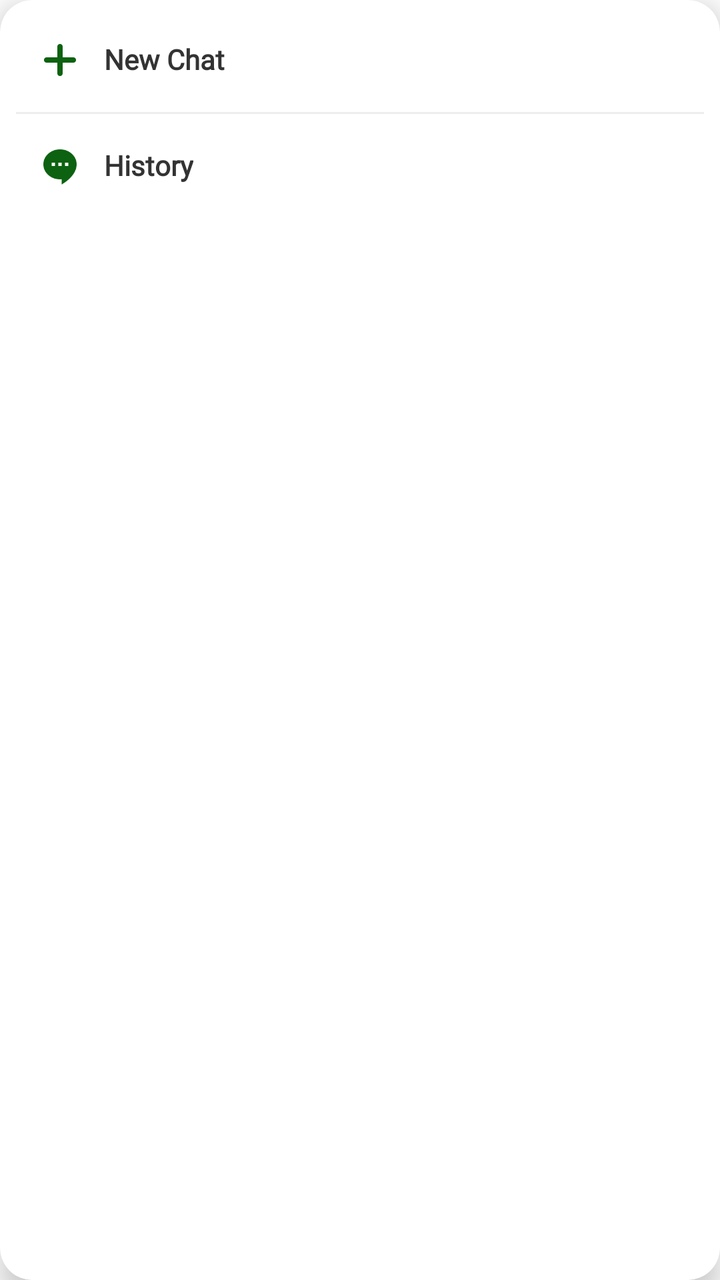
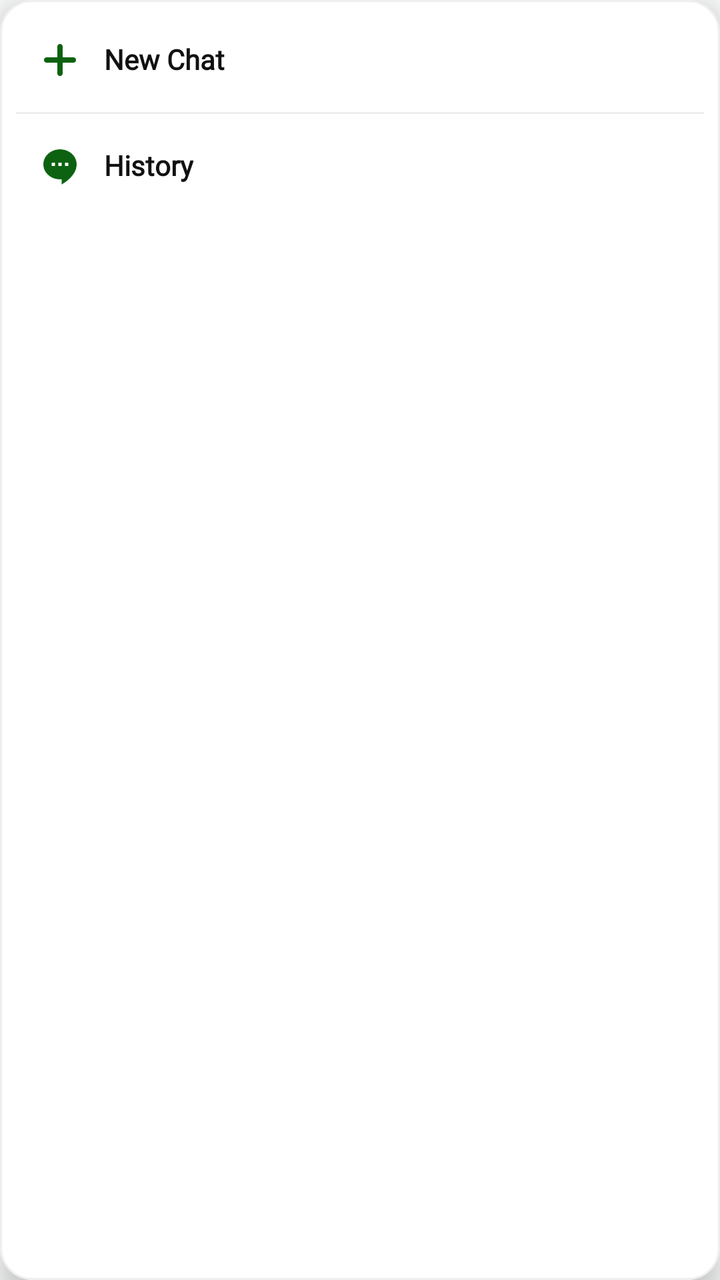

The first picture is an Android layout as it rendered before a commit; the second is the same layout after the commit. The layout source and the unified diff follow.
<!-- AndroidManifest.xml: application theme Theme.SmartGrow -->
<!-- res/layout/layout_custom_dropdown.xml -->
<?xml version="1.0" encoding="utf-8"?>
<com.google.android.material.card.MaterialCardView
    xmlns:android="http://schemas.android.com/apk/res/android"
    xmlns:app="http://schemas.android.com/apk/res-auto"
    android:layout_width="180dp"
    android:layout_height="wrap_content"
    app:cardCornerRadius="16dp"
    app:cardElevation="8dp"
    app:cardBackgroundColor="#FFFFFF"
    app:strokeWidth="0dp">

    <LinearLayout
        android:layout_width="match_parent"
        android:layout_height="wrap_content"
        android:orientation="vertical"
        android:padding="8dp">

        <LinearLayout
            android:id="@+id/item_dropdown_new_chat"
            android:layout_width="match_parent"
            android:layout_height="wrap_content"
            android:orientation="horizontal"
            android:padding="12dp"
            android:background="?attr/selectableItemBackground"
            android:clickable="true"
            android:focusable="true">

            <ImageView
                android:layout_width="20dp"
                android:layout_height="20dp"
                android:src="@drawable/ic_add_plus_green"
                app:tint="#0C6211"
                android:layout_marginEnd="12dp"/>

            <TextView
                android:layout_width="wrap_content"
                android:layout_height="wrap_content"
                android:text="New Chat"
                android:textColor="#333333"
                android:textSize="14sp"
                android:fontFamily="@font/poppins"
                android:textStyle="bold"/>
        </LinearLayout>

        <View
            android:layout_width="match_parent"
            android:layout_height="1dp"
            android:background="#EEEEEE"
            android:layout_marginVertical="4dp"/>

        <LinearLayout
            android:id="@+id/item_dropdown_history"
            android:layout_width="match_parent"
            android:layout_height="wrap_content"
            android:orientation="horizontal"
            android:padding="12dp"
            android:background="?attr/selectableItemBackground"
            android:clickable="true"
            android:focusable="true">

            <ImageView
                android:layout_width="20dp"
                android:layout_height="20dp"
                android:src="@drawable/ic_chat_bubble_white"
                app:tint="#0C6211"
                android:layout_marginEnd="12dp"/>

            <TextView
                android:layout_width="wrap_content"
                android:layout_height="wrap_content"
                android:text="History"
                android:textColor="#333333"
                android:textSize="14sp"
                android:fontFamily="@font/poppins"
                android:textStyle="bold"/>
        </LinearLayout>

    </LinearLayout>
</com.google.android.material.card.MaterialCardView>
<!-- resources referenced by this layout -->
<resources>
  <!-- drawable ic_add_plus_green: png bitmap (drawable, 411 bytes) -->
  <!-- drawable ic_chat_bubble_white: png bitmap (drawable, 1188 bytes) -->
  <style name="Theme.SmartGrow" parent="Base.Theme.SmartGrow" />
  <style name="Base.Theme.SmartGrow" parent="Theme.Material3.DayNight.NoActionBar">
          <item name="android:windowBackground">@android:color/white</item>
          <item name="android:windowDisablePreview">true</item>
  
          
          <item name="android:statusBarColor">#FFFFFF</item>
          <item name="android:windowLightStatusBar">true</item>
  
          
          <item name="android:navigationBarColor">#FFFFFF</item>
          <item name="android:windowLightNavigationBar" tools:targetApi="o">true</item>
  
          <item name="android:windowDrawsSystemBarBackgrounds">true</item>
          <item name="android:windowTranslucentStatus">false</item>
          <item name="android:windowTranslucentNavigation">false</item>
      </style>
</resources>

<!-- the commit's change to res/layout/layout_custom_dropdown.xml (unified diff, before → after) -->
@@ -6,8 +6,9 @@
     android:layout_height="wrap_content"
     app:cardCornerRadius="16dp"
     app:cardElevation="8dp"
-    app:cardBackgroundColor="#FFFFFF"
-    app:strokeWidth="0dp">
+    app:cardBackgroundColor="@color/card_background"
+    app:strokeWidth="1dp"
+    app:strokeColor="@color/divider">
 
     <LinearLayout
         android:layout_width="match_parent"
@@ -29,14 +30,14 @@
                 android:layout_width="20dp"
                 android:layout_height="20dp"
                 android:src="@drawable/ic_add_plus_green"
-                app:tint="#0C6211"
+                app:tint="@color/primary_green"
                 android:layout_marginEnd="12dp"/>
 
             <TextView
                 android:layout_width="wrap_content"
                 android:layout_height="wrap_content"
                 android:text="New Chat"
-                android:textColor="#333333"
+                android:textColor="@color/text_primary"
                 android:textSize="14sp"
                 android:fontFamily="@font/poppins"
                 android:textStyle="bold"/>
@@ -45,7 +46,7 @@
         <View
             android:layout_width="match_parent"
             android:layout_height="1dp"
-            android:background="#EEEEEE"
+            android:background="@color/divider"
             android:layout_marginVertical="4dp"/>
 
         <LinearLayout
@@ -62,14 +63,14 @@
                 android:layout_width="20dp"
                 android:layout_height="20dp"
                 android:src="@drawable/ic_chat_bubble_white"
-                app:tint="#0C6211"
+                app:tint="@color/primary_green"
                 android:layout_marginEnd="12dp"/>
 
             <TextView
                 android:layout_width="wrap_content"
                 android:layout_height="wrap_content"
                 android:text="History"
-                android:textColor="#333333"
+                android:textColor="@color/text_primary"
                 android:textSize="14sp"
                 android:fontFamily="@font/poppins"
                 android:textStyle="bold"/>
<!-- resource entries referenced after the edit -->
@@ -1,23 +1,28 @@
 <!-- resources referenced by this layout -->
 <resources>
+  <color name="card_background">#FFFFFF</color>
+  <color name="divider">#EEEEEE</color>
+  <color name="primary_green">#0C6211</color>
+  <color name="text_primary">#111111</color>
   <!-- drawable ic_add_plus_green: png bitmap (drawable, 411 bytes) -->
   <!-- drawable ic_chat_bubble_white: png bitmap (drawable, 1188 bytes) -->
   <style name="Theme.SmartGrow" parent="Base.Theme.SmartGrow" />
   <style name="Base.Theme.SmartGrow" parent="Theme.Material3.DayNight.NoActionBar">
-          <item name="android:windowBackground">@android:color/white</item>
+          <item name="android:windowBackground">@color/background</item>
           <item name="android:windowDisablePreview">true</item>
   
           
-          <item name="android:statusBarColor">#FFFFFF</item>
+          <item name="android:statusBarColor">@color/background</item>
           <item name="android:windowLightStatusBar">true</item>
   
           
-          <item name="android:navigationBarColor">#FFFFFF</item>
+          <item name="android:navigationBarColor">@color/background</item>
           <item name="android:windowLightNavigationBar" tools:targetApi="o">true</item>
   
           <item name="android:windowDrawsSystemBarBackgrounds">true</item>
           <item name="android:windowTranslucentStatus">false</item>
           <item name="android:windowTranslucentNavigation">false</item>
       </style>
+  <color name="background">#F9FAFA</color>
 </resources>
 
